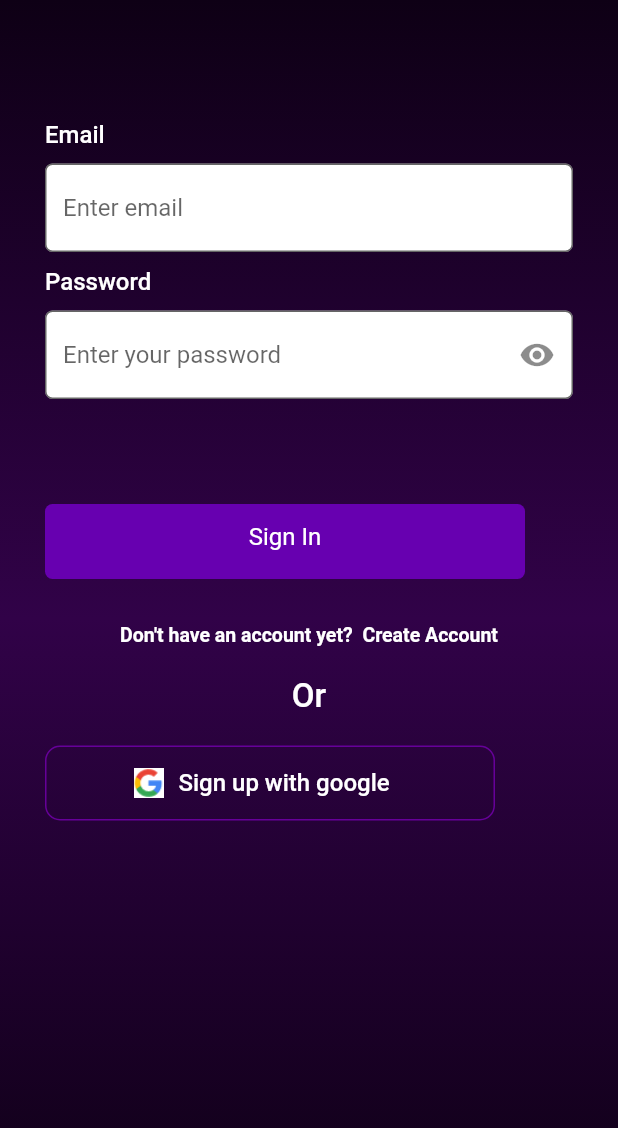
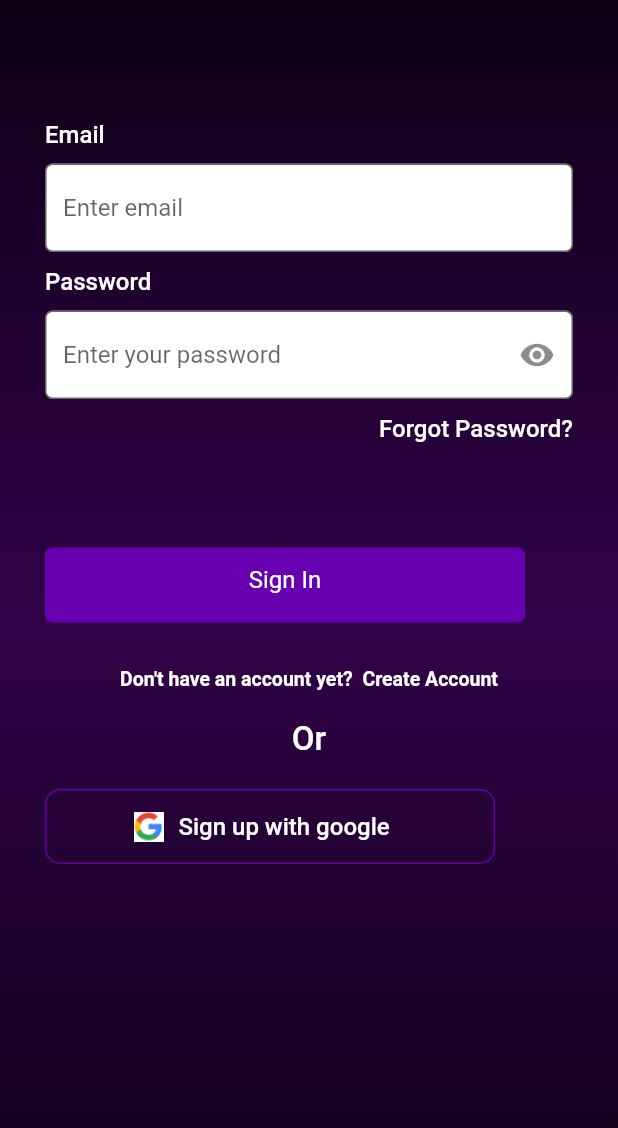
Before and after one commit to Momentum16678/mixtaplayer, a Flutter app: the screen it shows after launch, after a tap on "Create Account", after a tap on "Sign in", on a phone screen of 412 x 824 dp. Shown: the top 1128 px of the screen. Run offline on Flutter 3.47's test engine with Material 2 defaults, Android fonts, the phone set to English and light mode, and no system bars; our stand-ins replace firebase_auth, firebase_core, get, google_sign_in, just_audio, on_audio_query and 1 more; missing offline and left inert: flutter_audio_query; accounts and stored records are empty; project files that could hold a hidden picture were left out.

Commit message:
Ist Commit

```diff
--- a/lib/main.dart
+++ b/lib/main.dart
@@ -1,6 +1,7 @@
 import 'dart:async';
 import 'package:firebase_core/firebase_core.dart';
 import 'package:flutter/material.dart';
+import 'package:mixtaplayer/music_player.dart';
 import 'package:mixtaplayer/signin.dart';
 import 'package:mixtaplayer/signup.dart';
 import 'package:shared_preferences/shared_preferences.dart';
@@ -55,9 +56,13 @@ class _MyHomePageState extends State<MyHomePage> {
         () => Navigator.pushReplacement(
             context,
             MaterialPageRoute(
-                builder: (context) => email == null
-                    ? const SignUpScreen()
-                    : const SignInScreen())));
+                builder: (context) =>
+             //    email == null
+              //    ? const
+                  SignUpScreen()
+                 //   : const SignInScreen()
+            )
+        ));
   }
 
   @override
--- a/lib/signin.dart
+++ b/lib/signin.dart
@@ -1,9 +1,9 @@
 // ignore_for_file: use_build_context_synchronously, prefer_const_constructors, prefer_const_literals_to_create_immutables
-
 import 'package:flutter/material.dart';
 import 'package:get/get.dart';
 import 'package:mixtaplayer/api_service.dart';
 import 'package:mixtaplayer/dialog_helper/dialog_helper.dart';
+import 'package:mixtaplayer/forgot_password.dart';
 import 'package:mixtaplayer/login_response.dart';
 import 'package:mixtaplayer/musiclist.dart';
 import 'package:mixtaplayer/signup.dart';
@@ -44,6 +44,20 @@ class _SignInScreenState extends State<SignInScreen> {
       DialogHelper.hideLoading();
     }
   }
+
+  GoogleSignInAccount? _currentUser;
+
+  @override
+  void initState() {
+    googleSignIn.onCurrentUserChanged.listen((account) {
+      setState(() {
+        _currentUser == account;
+      });
+    });
+    googleSignIn.signInSilently();
+    super.initState();
+  }
+
 
   @override
   Widget build(BuildContext context) {
@@ -166,6 +180,30 @@ class _SignInScreenState extends State<SignInScreen> {
                           }
                         },
                         controller: _passwordController,
+                      ),
+                    ),
+                    const SizedBox(
+                      height: 10,
+                    ),
+                    GestureDetector(
+                      onTap: (){
+                        Navigator.push(context, MaterialPageRoute(builder: (context) => const ForgotPassword()));
+                      },
+                      child: Row(
+                        mainAxisAlignment: MainAxisAlignment.end,
+                        children: [
+                          Padding(
+                            padding: const EdgeInsets.only(right: 30.0),
+                            child: const Text(
+                              "Forgot Password?",
+                              style: TextStyle(
+                                  fontSize: 16,
+                                  fontWeight: FontWeight.w500,
+                                  color: Colors.white),
+                              textAlign: TextAlign.start,
+                            ),
+                          ),
+                        ],
                       ),
                     ),
                     const SizedBox(
--- a/lib/signup.dart
+++ b/lib/signup.dart
@@ -1,9 +1,9 @@
-import 'dart:convert';
 import 'package:firebase_auth/firebase_auth.dart';
 import 'package:flutter/material.dart';
 import 'package:http/http.dart' as http;
 import 'package:google_sign_in/google_sign_in.dart';
 import 'package:mixtaplayer/api_service.dart';
+import 'package:mixtaplayer/dialog_helper/dialog_helper.dart';
 import 'package:mixtaplayer/musiclist.dart';
 import 'package:mixtaplayer/signin.dart';
 import 'package:mixtaplayer/signup_response.dart';
@@ -28,6 +28,7 @@ class _SignUpScreenState extends State<SignUpScreen> {
   final signupCall = ApiCalls();
   SignupResponse? signUpData;
 
+
   requestSignUp() async {
     signUpData = await signupCall.signUp(
         emailController.text,
@@ -35,14 +36,18 @@ class _SignUpScreenState extends State<SignUpScreen> {
         _passwordController.text,
     );
     if (signUpData != null) {
+      DialogHelper.hideLoading();
       Navigator.push(
           context,
           MaterialPageRoute(builder: (context) => const MusicList()));
      // return signUpData;
     } else {
       print(signUpData.toString());
+      DialogHelper.hideLoading();
     }
   }
+
+
 
   GoogleSignInAccount? _currentUser;
 
@@ -294,9 +299,10 @@ class _SignUpScreenState extends State<SignUpScreen> {
                         child: GestureDetector(
                           onTap: () async {
                             if (_formKey.currentState!.validate()) {
+                              DialogHelper.showLoading("Signing up");
                               await requestSignUp();
-                            SharedPreferences prefs = await SharedPreferences.getInstance();
-                            prefs.setString("email", "useremail@email.com");
+                            //  SharedPreferences prefs = await SharedPreferences.getInstance();
+                             // prefs.setString("email", "useremail@email.com");
                             }
                           },
                           child: Container(
```
Also changed, not shown: lib/music_player.dart (+13 -3 lines), pubspec.lock. Lines whose indentation alone changed are shown as unchanged.
